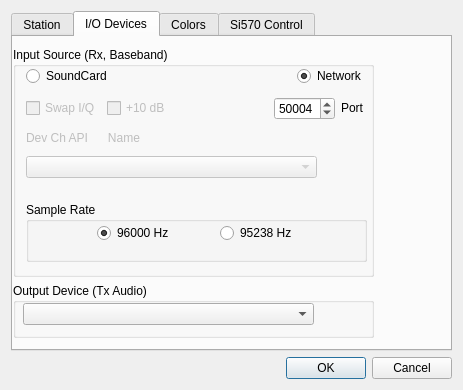
Old version of the form map65/devsetup.ui in the repository saitohirga/WSJT-X.
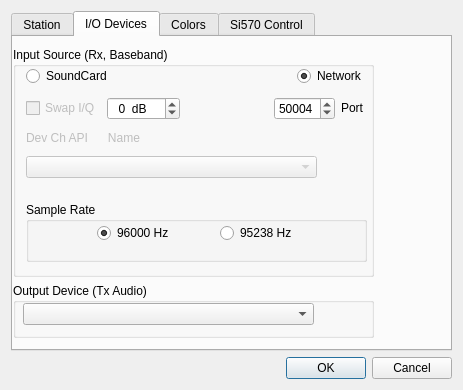
New version of the form. The open tabs and pages were chosen to show the change.

What changed in the file:
```diff
--- a/map65/devsetup.ui
+++ b/map65/devsetup.ui
@@ -698,12 +698,21 @@
                </widget>
               </item>
               <item>
-               <widget class="QCheckBox" name="cb10db">
-                <property name="enabled">
-                 <bool>false</bool>
+               <widget class="QSpinBox" name="sb_dB">
+                <property name="suffix">
+                 <string>  dB</string>
                 </property>
-                <property name="text">
-                 <string>+10 dB</string>
+                <property name="prefix">
+                 <string>  </string>
+                </property>
+                <property name="minimum">
+                 <number>-50</number>
+                </property>
+                <property name="maximum">
+                 <number>10</number>
+                </property>
+                <property name="singleStep">
+                 <number>5</number>
                 </property>
                </widget>
               </item>
```
Left out of the diff: 8 changed lines with no effect on the pictures.
